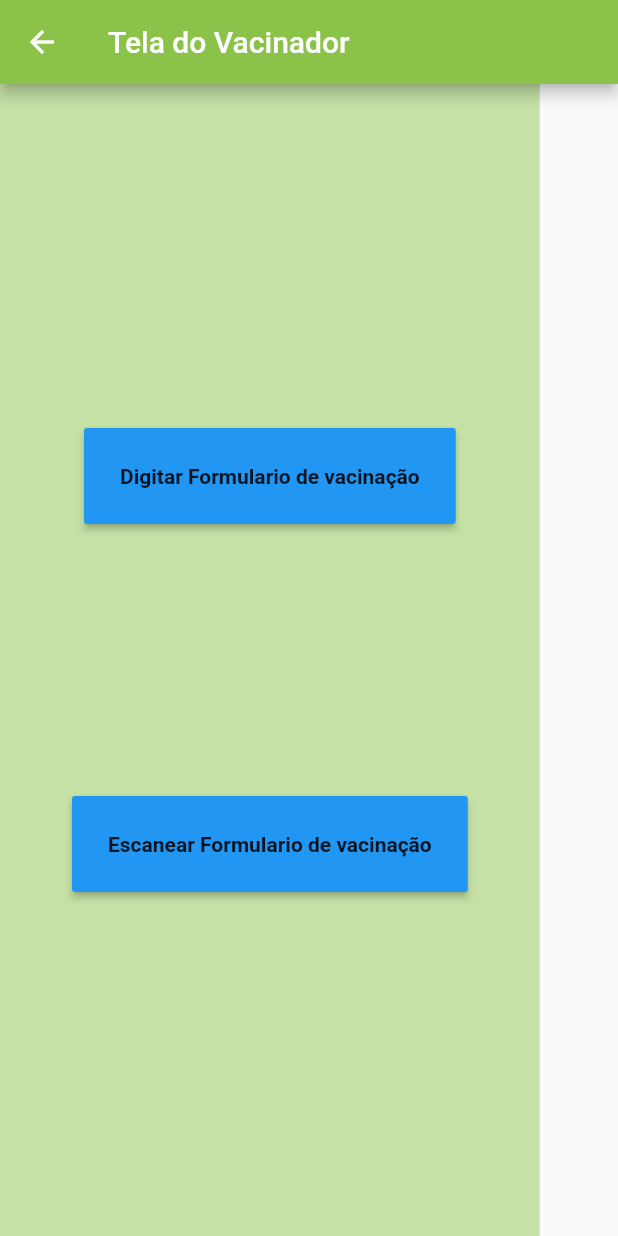
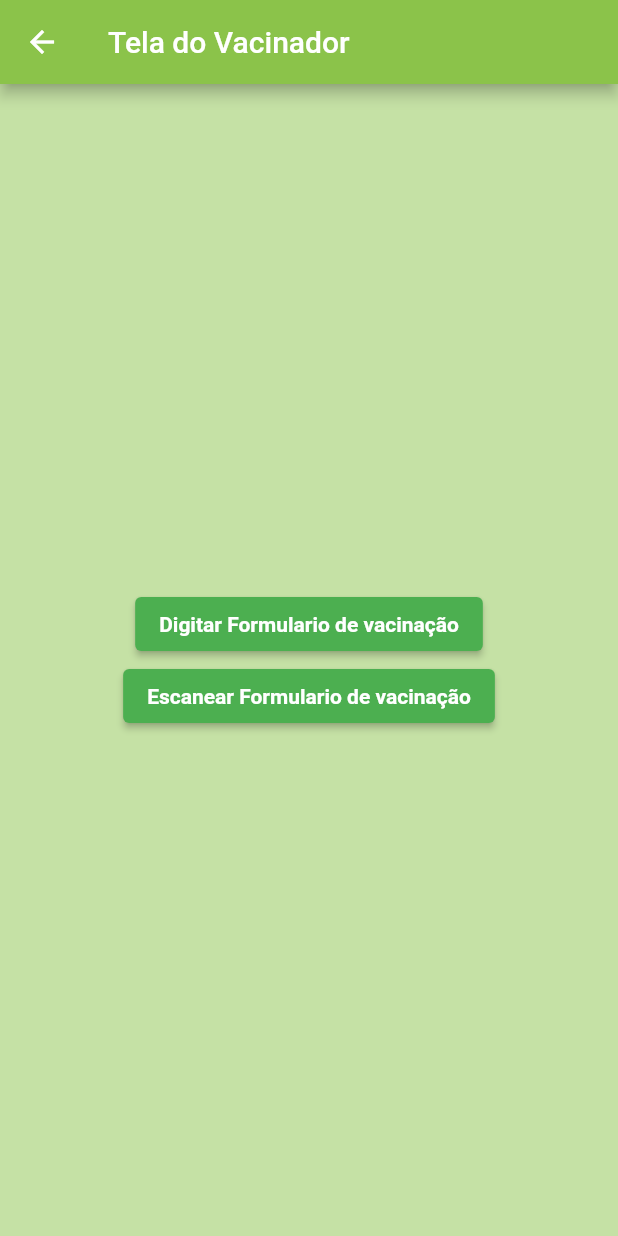
Before and after one commit to mtlira/vaccine-form-scanner, a Flutter app: the screen it shows after launch, after a tap on "Ir para tela do vacinador", on a phone screen of 412 x 824 dp. Run offline on Flutter 3.47's test engine with Material 2 defaults, Android fonts, the phone set to English and light mode, and no system bars.

Commit message:
Tela do vacinador alterada e cad aplicador criada

```diff
--- a/lib/TelaLogin.dart
+++ b/lib/TelaLogin.dart
@@ -1,6 +1,11 @@
 import 'package:flutter/material.dart';
+import 'TelaCadastroAplicador.dart';
+import 'TelaVacinador.dart';
 
 class TelaLogin extends StatefulWidget {
+  const TelaLogin(this.dadosRegistro, {Key? key, this.title}) : super(key: key);
+  final String? title;
+  final Map<String, dynamic>? dadosRegistro;
   @override
   _TelaLoginState createState() => _TelaLoginState();
 }
@@ -10,26 +15,40 @@ class _TelaLoginState extends State<TelaLogin> {
   Widget build(BuildContext context) {
     return Scaffold(
       appBar: AppBar(
-        title: Text("Tela de Login",
+        title: Text(
+          "Tela de Login",
           textAlign: TextAlign.center,
         ),
         backgroundColor: Colors.lightGreen,
       ),
-      body: Container(
-        padding: EdgeInsets.all(89),
-        color: Colors.lightGreen[200],
+      body: Center(
+        child: Container(
+          // padding: EdgeInsets.all(89),
           child: Column(
             mainAxisAlignment: MainAxisAlignment.center,
             children: <Widget>[
-            RaisedButton(
-              color: Colors.blue,
+              ElevatedButton(
+                // color: Colors.blue,
                 child: Text("Ir para tela do vacinador"),
-              padding: EdgeInsets.all(15),
-              onPressed: (){
-                Navigator.pushNamed(context, "/TelaVacinador");
+                // padding: EdgeInsets.all(15),
+                onPressed: () {
+                  Navigator.push(context,
+                      MaterialPageRoute(builder: (context) => TelaVacinador()));
                 },
-            )
+              ),
+              ElevatedButton(
+                  onPressed: () {
+                    Navigator.push(
+                        context,
+                        MaterialPageRoute(
+                          builder: (context) => CadastroAplicador(
+                              widget.dadosRegistro,
+                              title: 'Página de cadastro do aplicador'),
+                        ));
+                  },
+                  child: Text('Ir para tela de cadastro do aplicador'))
             ],
+          ),
         ),
       ),
     );
--- a/lib/TelaVacinador.dart
+++ b/lib/TelaVacinador.dart
@@ -1,5 +1,7 @@
 import 'package:flutter/material.dart';
 import 'package:flutter/rendering.dart';
+import 'TelaFormulario.dart';
+import 'TelaScan.dart';
 
 class TelaVacinador extends StatefulWidget {
   @override
@@ -11,44 +13,49 @@ class _TelaVacinadorState extends State<TelaVacinador> {
   Widget build(BuildContext context) {
     return Scaffold(
       appBar: AppBar(
-        title: Text("Tela do Vacinador",
+        title: Text(
+          "Tela do Vacinador",
           textAlign: TextAlign.center,
         ),
         backgroundColor: Colors.lightGreen,
       ),
-      body: Container(
-        padding: EdgeInsets.all(48),
-        color: Colors.lightGreen[200],
+      body: Center(
+        child: Container(
+          // padding: EdgeInsets.all(48),
+          // color: Colors.lightGreen[200],
           child: Column(
-          mainAxisAlignment: MainAxisAlignment.spaceEvenly,
+            mainAxisAlignment: MainAxisAlignment.center,
             children: <Widget>[
-            RaisedButton(
-              color: Colors.blue,
-              child: Text("Digitar Formulario de vacinação",
-                style: new TextStyle(
-                  fontWeight: FontWeight.bold
+              ElevatedButton(
+                // color: Colors.blue,
+                child: Text(
+                  "Digitar Formulario de vacinação",
+                  style: new TextStyle(fontWeight: FontWeight.bold),
                 ),
-              ),
-              padding: EdgeInsets.all(24),
-              onPressed: (){
-                Navigator.pushNamed(context, "/TelaFormulario");
+                // padding: EdgeInsets.all(24),
+                onPressed: () {
+                  Navigator.push(
+                      context,
+                      MaterialPageRoute(
+                          builder: (context) => TelaFormulario()));
                 },
               ),
-            RaisedButton(
-              color:Colors.blue,
-              child: Text("Escanear Formulario de vacinação",
-                style: new TextStyle(
-                    fontWeight: FontWeight.bold
+              ElevatedButton(
+                // color: Colors.blue,
+                child: Text(
+                  "Escanear Formulario de vacinação",
+                  style: new TextStyle(fontWeight: FontWeight.bold),
                 ),
-              ),
-              padding: EdgeInsets.all(24),
-              onPressed: (){
-                Navigator.pushNamed(context, "/TelaScan");
+                // padding: EdgeInsets.all(24),
+                onPressed: () {
+                  Navigator.push(context,
+                      MaterialPageRoute(builder: (context) => TelaScan()));
                 },
               )
             ],
           ),
         ),
+      ),
     );
   }
 }
--- a/lib/main.dart
+++ b/lib/main.dart
@@ -1,17 +1,24 @@
 import 'package:flutter/material.dart';
 import 'package:aplicativo/TelaLogin.dart';
-import 'package:aplicativo/TelaVacinador.dart';
-import 'package:aplicativo/TelaFormulario.dart';
-import 'package:aplicativo/TelaScan.dart';
 
-void main(){
-  runApp(MaterialApp(
-    initialRoute: "/",
-    routes: {
-      "/TelaVacinador" : (context) => TelaVacinador(),
-      "/TelaFormulario" : (context) => TelaFormulario(),
-      "/TelaScan" : (context) => TelaScan(),
-    },
-    home: TelaLogin(),
-  ));
+void main() {
+  runApp(MyApp());
 }
+
+class MyApp extends StatelessWidget {
+  // This widget is the root of your application.
+  Map<String, dynamic>? dadosRegistro;
+
+  @override
+  Widget build(BuildContext context) {
+    return MaterialApp(
+      home: TelaLogin(dadosRegistro),
+      // home: CadastroAplicador(dadosRegistro,
+      //     title:
+      //         'Página de cadastro do aplicador'), // Define que a classe inicial é o "selecao" que esta no arquivo selecao.dart
+      theme: ThemeData(
+          primarySwatch: Colors.green,
+          scaffoldBackgroundColor: Colors.lightGreen[200]),
+    );
+  }
+}
```
Also changed, not shown: lib/TelaCadastroAplicador.dart (added, +97 -0 lines), pubspec.lock. Lines whose indentation alone changed are shown as unchanged.
